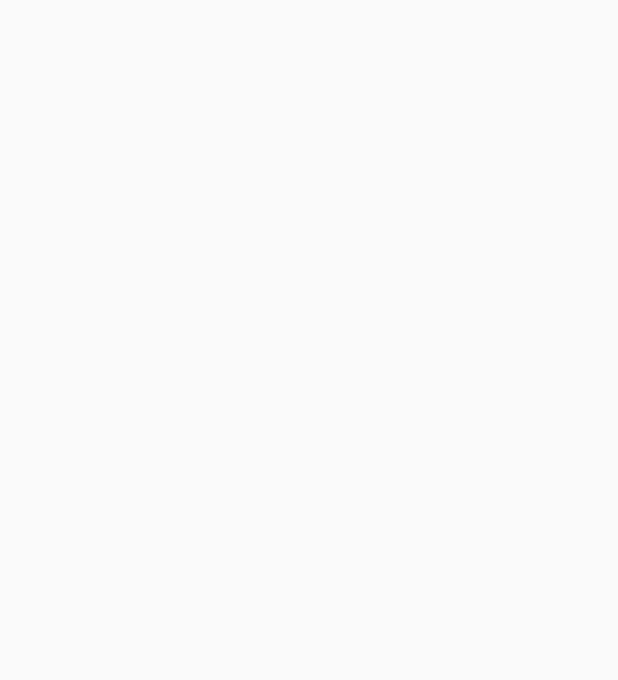
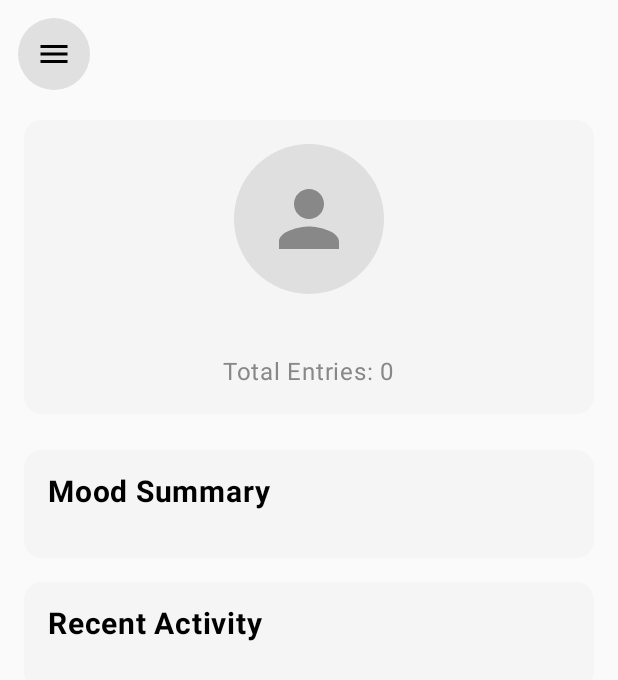
Before and after one commit to talhanuhuymaz/MindUP, an Android app built with Jetpack Compose: the ProfilePage screen opened through its navigation route, on a phone screen of 412 x 824 dp. Before the commit the part shown is empty. Shown: the top 680 px of the screen. Run offline under Robolectric (Android 15) with nearby library versions, the phone set to English and light mode, and no system bars; our stand-ins replace Firebase (no records; nobody signed in at launch, a user with empty details on screens opened directly), Room's generated code, livedata-compose; libraries missing offline, so code that uses them is left out: com.patrykandpatrick.vico.

Commit message:
Profile Page Added

```diff
--- a/app/src/main/java/com/yeditepe/mindup/screens/ProfilePage.kt
+++ b/app/src/main/java/com/yeditepe/mindup/screens/ProfilePage.kt
@@ -1,16 +1,28 @@
 package com.yeditepe.mindup.screens
 
-
+import androidx.compose.foundation.Image
+import androidx.compose.foundation.background
 import androidx.compose.foundation.layout.*
+import androidx.compose.foundation.shape.CircleShape
+import androidx.compose.foundation.shape.RoundedCornerShape
+import androidx.compose.material.icons.Icons
+import androidx.compose.material.icons.filled.Menu
+import androidx.compose.material.icons.filled.Person
+import androidx.compose.material3.*
 import androidx.compose.runtime.*
 import androidx.compose.runtime.livedata.observeAsState
 import androidx.compose.ui.Alignment
 import androidx.compose.ui.Modifier
+import androidx.compose.ui.graphics.Color
+import androidx.compose.ui.res.painterResource
+import androidx.compose.ui.text.font.FontWeight
 import androidx.compose.ui.unit.dp
+import androidx.compose.ui.unit.sp
 import androidx.navigation.NavController
 import com.yeditepe.mindup.viewmodel.AuthViewModel
 import com.yeditepe.mindup.viewmodel.MoodViewModel
-
+import com.yeditepe.mindup.R
+import java.time.format.DateTimeFormatter
 
 @Composable
 fun ProfilePage(
@@ -29,6 +41,148 @@ fun ProfilePage(
             .padding(16.dp),
         horizontalAlignment = Alignment.CenterHorizontally
     ) {
-        // Content will be added here
+        // Menü butonu
+        Row(
+            modifier = Modifier
+                .fillMaxWidth()
+                .padding(bottom = 24.dp),
+            horizontalArrangement = Arrangement.Start
+        ) {
+            IconButton(
+                onClick = onMenuClick,
+                modifier = Modifier
+                    .size(40.dp)
+                    .background(
+                        color = Color(0xFFE0E0E0),
+                        shape = CircleShape
+                    )
+            ) {
+                Icon(
+                    imageVector = Icons.Default.Menu,
+                    contentDescription = "Menu",
+                    tint = Color.Black
+                )
+            }
+        }
+
+        // Profil Fotoğrafı ve Bilgiler
+        Card(
+            modifier = Modifier
+                .fillMaxWidth()
+                .padding(bottom = 16.dp),
+            colors = CardDefaults.cardColors(containerColor = Color(0xFFF5F5F5)),
+            shape = RoundedCornerShape(12.dp)
+        ) {
+            Column(
+                modifier = Modifier
+                    .fillMaxWidth()
+                    .padding(16.dp),
+                horizontalAlignment = Alignment.CenterHorizontally
+            ) {
+                Box(
+                    modifier = Modifier
+                        .size(100.dp)
+                        .background(Color.Gray.copy(alpha = 0.2f), CircleShape)
+                        .padding(16.dp),
+                    contentAlignment = Alignment.Center
+                ) {
+                    Icon(
+                        imageVector = Icons.Default.Person,
+                        contentDescription = "Profile Picture",
+                        modifier = Modifier.size(60.dp),
+                        tint = Color.Gray
+                    )
+                }
+                Spacer(modifier = Modifier.height(16.dp))
+                Text(
+                    text = currentUser?.email ?: "Not signed in",
+                    fontSize = 18.sp,
+                    fontWeight = FontWeight.Medium
+                )
+                Text(
+                    text = "Total Entries: ${moodEntries.value.size}",
+                    fontSize = 16.sp,
+                    color = Color.Gray
+                )
+            }
+        }
+
+        // Mood Summary
+        Card(
+            modifier = Modifier
+                .fillMaxWidth()
+                .padding(vertical = 8.dp),
+            colors = CardDefaults.cardColors(containerColor = Color(0xFFF5F5F5)),
+            shape = RoundedCornerShape(12.dp)
+        ) {
+            Column(
+                modifier = Modifier.padding(16.dp)
+            ) {
+                Text(
+                    text = "Mood Summary",
+                    fontSize = 20.sp,
+                    fontWeight = FontWeight.Bold,
+                    modifier = Modifier.padding(bottom = 16.dp)
+                )
+
+                // Mood istatistikleri
+                val moodStats = moodEntries.value
+                    .groupBy { it.mood }
+                    .mapValues { it.value.size }
+                    .toList()
+                    .sortedByDescending { it.second }
+
+                moodStats.forEach { (mood, count) ->
+                    Row(
+                        modifier = Modifier
+                            .fillMaxWidth()
+                            .padding(vertical = 4.dp),
+                        horizontalArrangement = Arrangement.SpaceBetween,
+                        verticalAlignment = Alignment.CenterVertically
+                    ) {
+                        Text(text = mood)
+                        Text(
+                            text = count.toString(),
+                            fontWeight = FontWeight.Bold
+                        )
+                    }
+                }
+            }
+        }
+
+        // Recent Activity
+        Card(
+            modifier = Modifier
+                .fillMaxWidth()
+                .padding(vertical = 8.dp),
+            colors = CardDefaults.cardColors(containerColor = Color(0xFFF5F5F5)),
+            shape = RoundedCornerShape(12.dp)
+        ) {
+            Column(
+                modifier = Modifier.padding(16.dp)
+            ) {
+                Text(
+                    text = "Recent Activity",
+                    fontSize = 20.sp,
+                    fontWeight = FontWeight.Bold,
+                    modifier = Modifier.padding(bottom = 16.dp)
+                )
+
+                moodEntries.value.take(3).forEach { entry ->
+                    Row(
+                        modifier = Modifier
+                            .fillMaxWidth()
+                            .padding(vertical = 4.dp),
+                        horizontalArrangement = Arrangement.SpaceBetween
+                    ) {
+                        Text(text = entry.mood)
+                        Text(
+                            text = entry.timestamp.format(DateTimeFormatter.ofPattern("MMM dd, HH:mm")),
+                            color = Color.Gray
+                        )
+                    }
+                }
+            }
+        }
     }
 }
```
